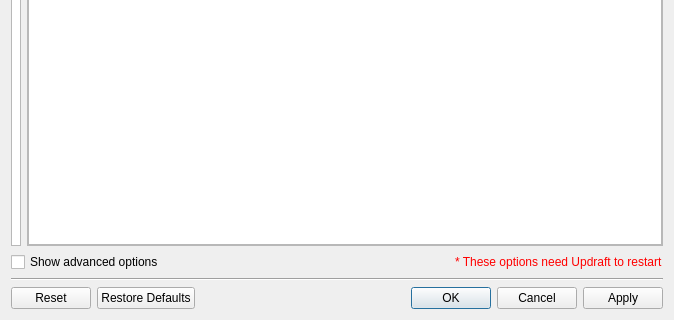
Above: Updraft/src/core/ui/settingsdialog.ui from updraft/updraft before the change; both pictures show x 0 to 674 and y 185 to 505 of the 674 by 505 pixel window. Below: the same form after it.
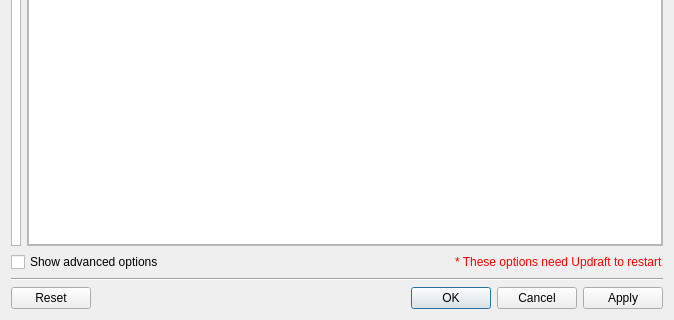
That is the form after the change. Custom widgets are drawn as their Qt base class.

Commit message: Settings dialog changed.

```diff
--- a/Updraft/src/core/ui/settingsdialog.ui
+++ b/Updraft/src/core/ui/settingsdialog.ui
@@ -155,7 +155,7 @@
       <enum>Qt::Horizontal</enum>
      </property>
      <property name="standardButtons">
-      <set>QDialogButtonBox::Apply|QDialogButtonBox::Cancel|QDialogButtonBox::Ok|QDialogButtonBox::Reset|QDialogButtonBox::RestoreDefaults</set>
+      <set>QDialogButtonBox::Apply|QDialogButtonBox::Cancel|QDialogButtonBox::Ok|QDialogButtonBox::Reset</set>
      </property>
      <property name="centerButtons">
       <bool>false</bool>
```
Left out of the diff: 2 changed lines with no effect on the pictures.
